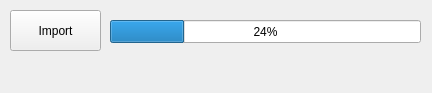
Old version of the form mainwindow.ui in the repository jemyzhang/SmsSync.
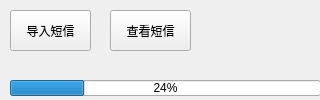
New version of the form.

Patch:
```diff
--- a/mainwindow.ui
+++ b/mainwindow.ui
@@ -9,20 +9,20 @@
    <rect>
     <x>0</x>
     <y>0</y>
-    <width>432</width>
-    <height>93</height>
+    <width>320</width>
+    <height>100</height>
    </rect>
   </property>
   <property name="minimumSize">
    <size>
-    <width>432</width>
-    <height>93</height>
+    <width>320</width>
+    <height>100</height>
    </size>
   </property>
   <property name="maximumSize">
    <size>
-    <width>432</width>
-    <height>93</height>
+    <width>320</width>
+    <height>100</height>
    </size>
   </property>
   <property name="windowTitle">
@@ -34,21 +34,21 @@
      <rect>
       <x>10</x>
       <y>10</y>
-      <width>91</width>
+      <width>81</width>
       <height>41</height>
      </rect>
     </property>
     <property name="text">
-     <string>Import</string>
+     <string>导入短信</string>
     </property>
    </widget>
    <widget class="QProgressBar" name="progressBar">
     <property name="geometry">
      <rect>
-      <x>110</x>
-      <y>20</y>
+      <x>10</x>
+      <y>80</y>
       <width>311</width>
-      <height>23</height>
+      <height>16</height>
      </rect>
     </property>
     <property name="value">
@@ -60,7 +60,7 @@
      <rect>
       <x>10</x>
       <y>60</y>
-      <width>411</width>
+      <width>301</width>
       <height>21</height>
      </rect>
     </property>
@@ -68,6 +68,19 @@
      <string/>
     </property>
    </widget>
+   <widget class="QPushButton" name="btnView">
+    <property name="geometry">
+     <rect>
+      <x>110</x>
+      <y>10</y>
+      <width>81</width>
+      <height>41</height>
+     </rect>
+    </property>
+    <property name="text">
+     <string>查看短信</string>
+    </property>
+   </widget>
   </widget>
  </widget>
  <layoutdefault spacing="6" margin="11"/>
```
Left out of the diff: 2 changed lines with no effect on the pictures.
